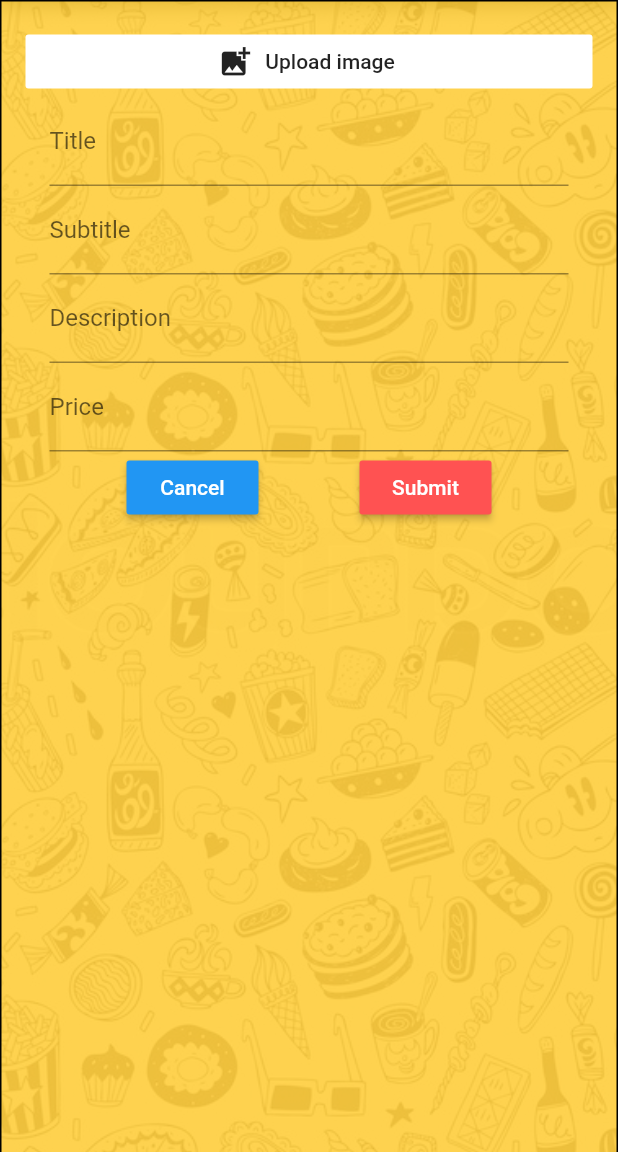
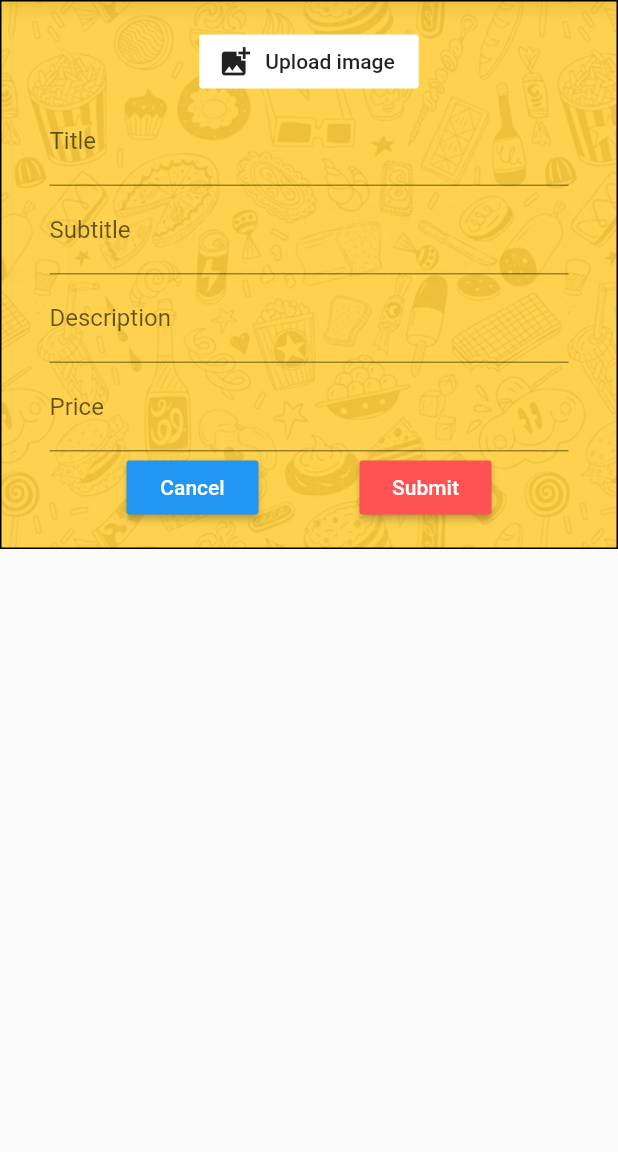
Before and after one commit to deshanshehntha/abc_restaurent, a Flutter app: the UpdateItem screen opened directly with empty values, after a tap on the "add" icon, on a phone screen of 412 x 824 dp, the part 84-1236 px from its top. Run offline on Flutter 3.47's test engine with Material 2 defaults, Android fonts, the phone set to English and light mode, and no system bars; our stand-ins replace cloud_firestore, firebase_auth, firebase_storage, font_awesome_flutter, image_picker, splashscreen; accounts and stored records are empty; network calls fail.

Commit message:
ui changes

```diff
--- a/lib/views/menu/new_item.dart
+++ b/lib/views/menu/new_item.dart
@@ -101,19 +101,11 @@ class _NewTaskState extends State<Item> {
                 _myAppBar(),
                 Container(
                   padding: EdgeInsets.all(16.0),
-                  width: MediaQuery
-                      .of(context)
-                      .size
-                      .width,
-                  height: MediaQuery
-                      .of(context)
-                      .size
-                      .height - 10,
                   decoration: BoxDecoration(
                     border: Border.all(color: Colors.black),
                     color: Colors.amber.withOpacity(0.7),
                   ),
-                  child: ListView(
+                  child: Column(
                     children: <Widget>[
 
                       isImageLoaded ?
--- a/lib/views/menu/update_menu_item.dart
+++ b/lib/views/menu/update_menu_item.dart
@@ -111,30 +111,11 @@ class _UpdateTaskState extends State<UpdateItem> {
                 _myAppBar(),
                 Container(
                   padding: EdgeInsets.all(16.0),
-                    width: MediaQuery
-                        .of(context)
-                        .size
-                        .width,
-                    height: MediaQuery
-                        .of(context)
-                        .size
-                        .height - 10,
                   decoration: BoxDecoration(
                     border: Border.all(color: Colors.black),
                     color: Colors.amber.withOpacity(0.7),
                   ),
-                    child: SingleChildScrollView(
-
-                        child: Container(
-                          width: MediaQuery
-                              .of(context)
-                              .size
-                              .width,
-                          height: MediaQuery
-                              .of(context)
-                              .size
-                              .height - 10,
-                          child: ListView(
+                  child: Column(
                     children: <Widget>[
                       Container(
                         // padding: EdgeInsets.only(left: 16.0, right: 16.0),
@@ -142,45 +123,36 @@ class _UpdateTaskState extends State<UpdateItem> {
                       ),
                       SingleChildScrollView(
                         child: Padding(
-                                  padding: EdgeInsets.only(
-                                      left: 16.0, right: 16.0),
+                          padding: EdgeInsets.only(left: 16.0, right: 16.0),
                           child: TextField(
                             onChanged: (String title) {
                               setTitle(title);
                             },
-                                    decoration: InputDecoration(
-                                        labelText: title),
+                            decoration: InputDecoration(labelText: title),
                           ),
                         ),
                       ),
                       SingleChildScrollView(
                         child: Padding(
-                                  padding: EdgeInsets.only(
-                                      left: 16.0, right: 16.0),
+                          padding: EdgeInsets.only(left: 16.0, right: 16.0),
                           child: TextField(
                             onChanged: (String subtitle) {
                               setSubtitle(subtitle);
                             },
-                                    decoration: InputDecoration(
-                                        labelText: subtitle,
+                            decoration: InputDecoration(labelText: subtitle,
                               focusColor: Colors.black,
                               hoverColor: Colors.black,
-                                        hintStyle: TextStyle(
-                                            color: Colors.black
-                                        )
                             ),
                           ),
                         ),
                       ),
                       Padding(
-                                padding: EdgeInsets.only(left: 16.0,
-                                    right: 16.0),
+                        padding: EdgeInsets.only(left: 16.0, right: 16.0),
                         child: TextField(
                           onChanged: (String description) {
                             setDescription(description);
                           },
-                                  decoration: InputDecoration(
-                                      labelText: description,
+                          decoration: InputDecoration(labelText: description,
                               focusColor: Colors.black,
                               hoverColor: Colors.black,
                               hintStyle: TextStyle(
@@ -190,14 +162,12 @@ class _UpdateTaskState extends State<UpdateItem> {
                       ),
                       SingleChildScrollView(
                         child: Padding(
-                                  padding: EdgeInsets.only(
-                                      left: 16.0, right: 16.0),
+                          padding: EdgeInsets.only(left: 16.0, right: 16.0),
                           child: TextField(
                             onChanged: (String price) {
                               setPrice(price);
                             },
-                                    decoration: InputDecoration(
-                                        labelText: price,
+                            decoration: InputDecoration(labelText: price,
                                 focusColor: Colors.black,
                                 hoverColor: Colors.black,
                                 hintStyle: TextStyle(
@@ -213,8 +183,7 @@ class _UpdateTaskState extends State<UpdateItem> {
                             .bottom,
                       ),
                       Row(
-                                mainAxisAlignment: MainAxisAlignment
-                                    .spaceEvenly,
+                        mainAxisAlignment: MainAxisAlignment.spaceEvenly,
                         children: <Widget>[
                           RaisedButton(
                             color: Colors.blue,
@@ -240,8 +209,6 @@ class _UpdateTaskState extends State<UpdateItem> {
                       )
                     ],
                   ),
-                        )
-                    )
                 ),
               ],
 
```
Lines whose indentation alone changed are shown as unchanged.
